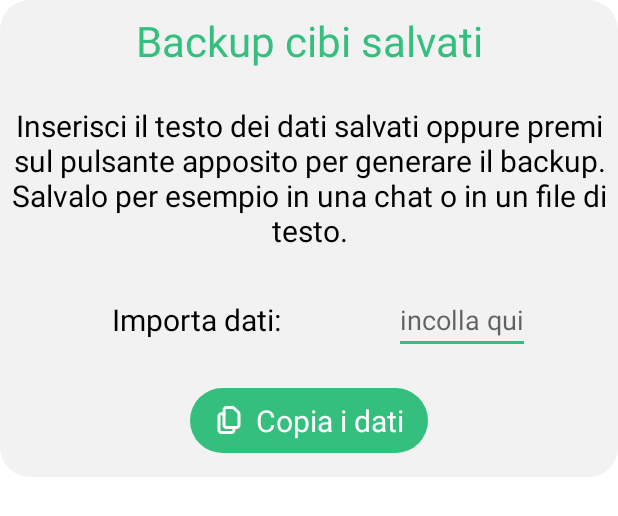
After one commit to davidemodolo/Insulyna, an Android app: the layout dialog_backup.xml on its own in the app's theme, with its tools: preview values and no code run, on a phone screen of 412 x 824 dp. The commit adds this screen. Shown: the top 516 px of the screen. Run offline under Robolectric (Android 15) with nearby library versions, the phone set to English and light mode, and no system bars.

Commit message:
ending settings dialogs

```diff
--- /dev/null
+++ b/app/src/main/res/drawable/ic_copy.xml
@@ -0,0 +1,20 @@
+<vector xmlns:android="http://schemas.android.com/apk/res/android"
+    android:width="20dp"
+    android:height="20dp"
+    android:viewportWidth="20"
+    android:viewportHeight="20">
+  <path
+      android:pathData="M6.6667,3.3333V13.3333C6.6667,13.7753 6.8422,14.1992 7.1548,14.5118C7.4674,14.8244 7.8913,15 8.3333,15H15C15.442,15 15.8659,14.8244 16.1785,14.5118C16.4911,14.1992 16.6667,13.7753 16.6667,13.3333V6.035C16.6666,5.8129 16.6222,5.5931 16.5361,5.3885C16.4499,5.1839 16.3238,4.9985 16.165,4.8433L13.4025,2.1416C13.0911,1.8372 12.673,1.6667 12.2375,1.6666H8.3333C7.8913,1.6666 7.4674,1.8422 7.1548,2.1548C6.8422,2.4673 6.6667,2.8913 6.6667,3.3333V3.3333Z"
+      android:strokeLineJoin="round"
+      android:strokeWidth="2"
+      android:fillColor="#00000000"
+      android:strokeColor="#ffffff"
+      android:strokeLineCap="round"/>
+  <path
+      android:pathData="M13.3333,14.9999V16.6666C13.3333,17.1086 13.1577,17.5325 12.8452,17.8451C12.5326,18.1577 12.1087,18.3333 11.6667,18.3333H5C4.558,18.3333 4.134,18.1577 3.8215,17.8451C3.5089,17.5325 3.3333,17.1086 3.3333,16.6666V7.4999C3.3333,7.0579 3.5089,6.634 3.8215,6.3214C4.134,6.0089 4.558,5.8333 5,5.8333H6.6667"
+      android:strokeLineJoin="round"
+      android:strokeWidth="2"
+      android:fillColor="#00000000"
+      android:strokeColor="#ffffff"
+      android:strokeLineCap="round"/>
+</vector>
--- a/app/src/main/res/drawable/ic_questionmark.xml
+++ b/app/src/main/res/drawable/ic_questionmark.xml
@@ -1,6 +1,6 @@
 <vector xmlns:android="http://schemas.android.com/apk/res/android"
-    android:width="20dp"
-    android:height="20dp"
+    android:width="32dp"
+    android:height="32dp"
     android:viewportWidth="20"
     android:viewportHeight="20">
   <path
--- /dev/null
+++ b/app/src/main/res/layout/dialog_backup.xml
@@ -0,0 +1,71 @@
+<?xml version="1.0" encoding="utf-8"?>
+<androidx.constraintlayout.widget.ConstraintLayout xmlns:android="http://schemas.android.com/apk/res/android"
+    xmlns:app="http://schemas.android.com/apk/res-auto"
+    android:layout_width="match_parent"
+    android:layout_height="wrap_content"
+    android:background="@drawable/background">
+
+    <TextView
+        android:id="@+id/dialogTitle"
+        style="@style/sub_title"
+        android:layout_width="wrap_content"
+        android:layout_height="wrap_content"
+        android:layout_margin="@dimen/marginStandard"
+        android:text="@string/backup"
+        app:layout_constraintBottom_toTopOf="@id/dialogText"
+        app:layout_constraintEnd_toEndOf="parent"
+        app:layout_constraintStart_toStartOf="parent"
+        app:layout_constraintTop_toTopOf="parent" />
+
+    <TextView
+        android:id="@+id/dialogText"
+        style="@style/label"
+        android:layout_width="wrap_content"
+        android:layout_height="wrap_content"
+        android:layout_margin="@dimen/marginElements"
+        android:text="@string/save_backup_label"
+        app:layout_constraintEnd_toEndOf="parent"
+        app:layout_constraintStart_toStartOf="parent"
+        app:layout_constraintBottom_toTopOf="@id/importLabel"
+        app:layout_constraintTop_toBottomOf="@id/dialogTitle" />
+
+    <TextView
+        android:id="@+id/importLabel"
+        style="@style/label"
+        android:layout_width="wrap_content"
+        android:layout_height="wrap_content"
+        android:layout_margin="@dimen/marginElements"
+        android:text="@string/import_data"
+        app:layout_constraintBottom_toTopOf="@id/btnCopy"
+        app:layout_constraintEnd_toStartOf="@id/importEdit"
+        app:layout_constraintStart_toStartOf="parent"
+        app:layout_constraintTop_toBottomOf="@id/dialogText" />
+
+    <EditText
+        android:id="@+id/importEdit"
+        android:layout_width="wrap_content"
+        android:layout_height="wrap_content"
+        android:autofillHints=""
+        android:hint="@string/placeholder_paste_here"
+        android:inputType="text"
+        app:layout_constraintBottom_toBottomOf="@id/importLabel"
+        app:layout_constraintEnd_toEndOf="parent"
+        app:layout_constraintStart_toEndOf="@id/importLabel"
+        app:layout_constraintTop_toTopOf="@id/importLabel" />
+
+    <TextView
+        android:id="@+id/btnCopy"
+        style="@style/button"
+        android:layout_width="wrap_content"
+        android:layout_height="wrap_content"
+        android:layout_margin="@dimen/marginElements"
+        android:background="@drawable/background_button"
+        android:backgroundTint="@color/green"
+        android:text="@string/copy"
+        app:drawableLeftCompat="@drawable/ic_copy"
+        app:layout_constraintBottom_toBottomOf="parent"
+        app:layout_constraintEnd_toEndOf="parent"
+        app:layout_constraintStart_toStartOf="parent"
+        app:layout_constraintTop_toBottomOf="@id/importLabel" />
+
+</androidx.constraintlayout.widget.ConstraintLayout>
--- a/app/src/main/res/layout/layout_values.xml
+++ b/app/src/main/res/layout/layout_values.xml
@@ -1,6 +1,6 @@
 <?xml version="1.0" encoding="utf-8"?>
 <LinearLayout xmlns:android="http://schemas.android.com/apk/res/android"
-    android:layout_width="wrap_content"
+    android:layout_width="match_parent"
     android:layout_height="wrap_content"
     android:orientation="horizontal">
 
@@ -31,9 +31,7 @@
         android:layout_width="wrap_content"
         android:layout_height="wrap_content"
         android:layout_gravity="center"
-        android:layout_marginStart="@dimen/marginStandard"
         android:layout_marginEnd="@dimen/marginElements"
-        android:layout_marginBottom="@dimen/marginStandard"
         android:contentDescription="@string/question_mark"
         android:src="@drawable/ic_questionmark" />
 </LinearLayout>
--- a/app/src/main/res/values/strings.xml
+++ b/app/src/main/res/values/strings.xml
@@ -36,9 +36,16 @@
     <string name="credits">Crediti e Informazioni</string>
     <string name="theme">Colori app:</string>
     <string name="dedication">per Giulia, da Davide</string>
+    <string name="calculate">Calcola</string>
+    <string name="select_color">Seleziona il colore</string>
 
     <string name="back_button">back button</string>
     <string name="question_mark">question mark</string>
     <string name="color_theme">color theme</string>
+    <string name="color_to_choose">color to choose</string>
+    <string name="copy">Copia i dati</string>
+    <string name="save_backup_label">Inserisci il testo dei dati salvati oppure premi sul pulsante apposito per generare il backup.\nSalvalo per esempio in una chat o in un file di testo.</string>
+    <string name="import_data">Importa dati:</string>
+    <string name="placeholder_paste_here">incolla qui</string>
 
 </resources>
```
Also changed, not shown: app/src/main/res/layout/dialog_question.xml (added, +45 -0 lines), app/src/main/res/layout/dialog_theme.xml (added, +62 -0 lines).
